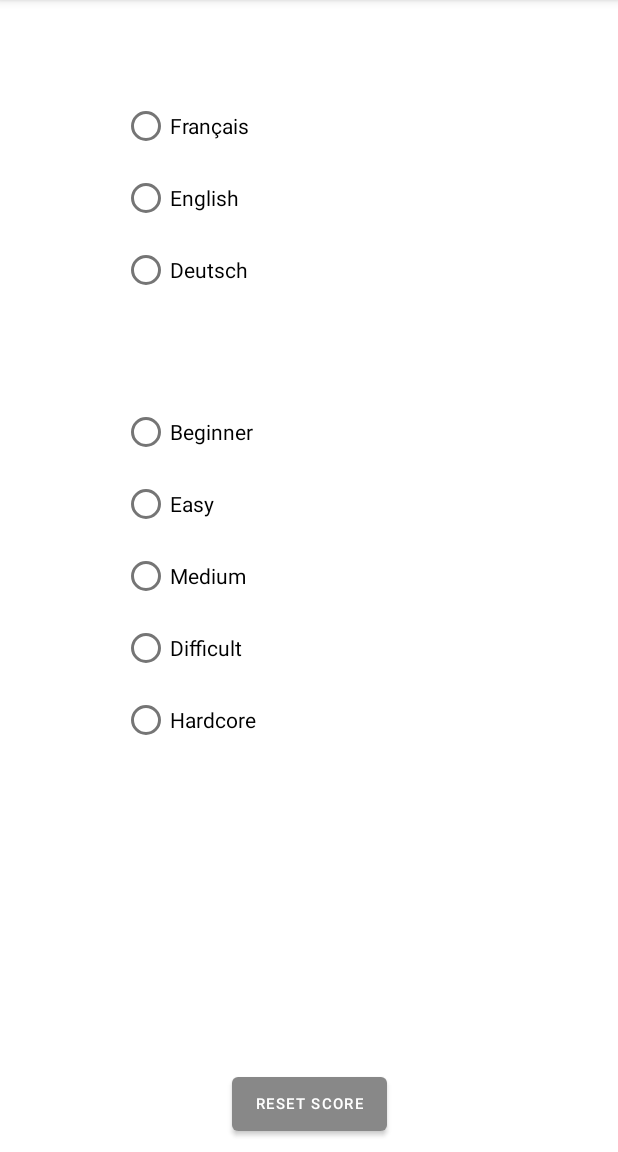
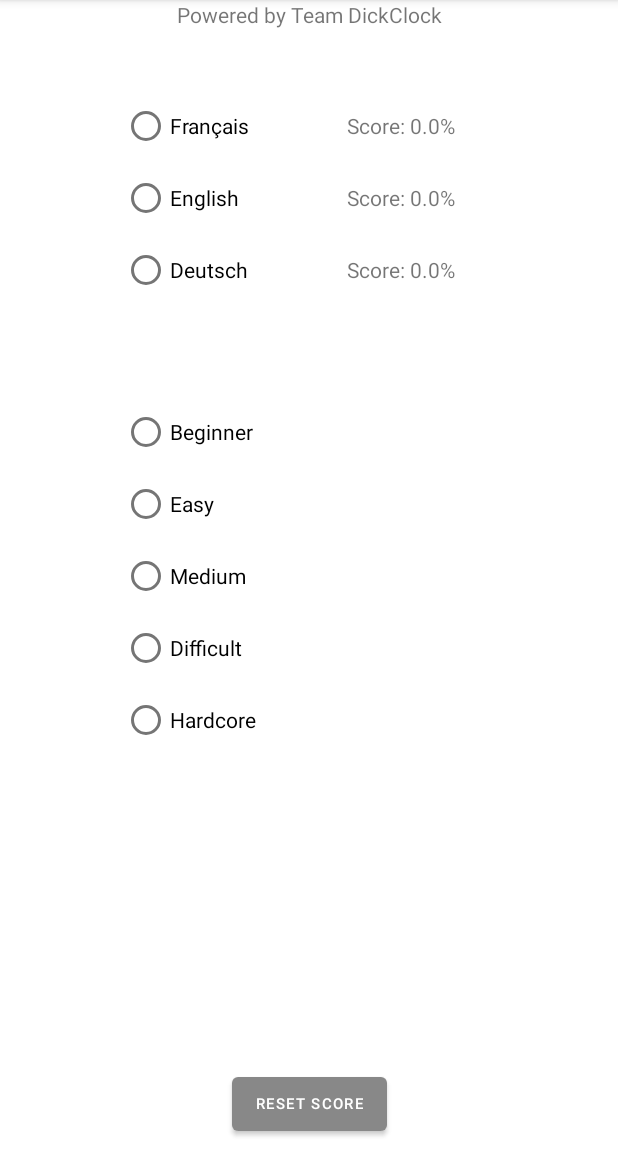
Before and after one commit to Klagarge/HangmanAndroid, an Android app: the screen it shows after launch (MainActivity), on a phone screen of 412 x 824 dp, the part 84-1236 px from its top. Run offline under Robolectric (Android 15) with nearby library versions, the phone set to English and light mode, and no system bars.

Commit message:
V2.1.1 Ajout des scores au menu

```diff
--- a/app/build.gradle
+++ b/app/build.gradle
@@ -3,31 +3,50 @@ plugins {
 }
 
 android {
+    signingConfigs {
+        debug {
+            storeFile file('C:\\Users\\remi\\OneDrive\\Documents\\Professionnel\\HERDAC\\2_Ressources\\2.1_Logiciel\\2.1_Android_studio\\keystore\\hangman.jks')
+            storePassword 'hqum#Gplay'
+            keyPassword 'hqum#Gplay'
+            keyAlias 'Hangman'
+        }
+        release {
+            storeFile file(project.property("MyApp.signing"))
+            storePassword project.property("MyApp.signing.password")
+            keyAlias project.property("MyApp.signing.alias")
+            keyPassword project.property("MyApp.signing.password")
+        }
+    }
     compileSdk 31
 
     defaultConfig {
-        applicationId "com.klagarge.hangman"
+        applicationId 'com.klagarge.hangman'
         minSdk 22
         targetSdk 31
-        versionCode 1
-        versionName "2.0"
+        versionCode 2_1_1
+        versionName "2.1.1"
 
         testInstrumentationRunner "androidx.test.runner.AndroidJUnitRunner"
         targetSdkVersion 30
         minSdkVersion 28
+        signingConfig signingConfigs.release
     }
 
     buildTypes {
         release {
             minifyEnabled false
             proguardFiles getDefaultProguardFile('proguard-android-optimize.txt'), 'proguard-rules.pro'
+            signingConfig signingConfigs.release
+        }
+        debug {
+            signingConfig signingConfigs.debug
         }
     }
     compileOptions {
         sourceCompatibility JavaVersion.VERSION_1_8
         targetCompatibility JavaVersion.VERSION_1_8
     }
-    compileSdkVersion 29
+    compileSdkVersion 30
 }
 
 dependencies {
--- /dev/null
+++ b/app/gradle.properties
@@ -0,0 +1,3 @@
+MyApp.signing=C\:/Users/remi/OneDrive/Documents/Professionnel/HERDAC/2_Ressources/2.1_Logiciel/2.1_Android_studio/keystore/hangman.jks
+MyApp.signing.password=hqum#Gplay
+MyApp.signing.alias=Hangman
--- a/app/src/main/java/com/klagarge/hangman/MainActivity.java
+++ b/app/src/main/java/com/klagarge/hangman/MainActivity.java
@@ -21,6 +21,9 @@ public class MainActivity extends AppCompatActivity {
     public TextView userWord;
     public TextView correctWord;
     public TextView TextScore;
+    public TextView frenchScore;
+    public TextView englishScore;
+    public TextView deutschScore;
     public Button BtnNewGame;
     public Button BtnLaunch;
     private RadioGroup languageGroup;
@@ -60,6 +63,7 @@ public class MainActivity extends AppCompatActivity {
         settings = getSharedPreferences("score", 0);
         editor = settings.edit();
         scores = new Scores(languageGroup.getChildCount());
+        score();
     }
 
     public void update(View v) {
@@ -146,6 +150,7 @@ public class MainActivity extends AppCompatActivity {
 
     public void newGame(View v) {
         setContentView(R.layout.menu);
+        score();
         findViewById(R.id.resetScore).setBackgroundColor(Color.GRAY);
         //findViewById(R.id.launch).setVisibility(View.GONE);
         level = false;
@@ -195,4 +200,14 @@ public class MainActivity extends AppCompatActivity {
             findViewById(R.id.lauch).setVisibility(View.VISIBLE);
         }
     }
+
+    private void score() {
+        frenchScore = findViewById(R.id.frenchScore);
+        englishScore = findViewById(R.id.englishScore);
+        deutschScore = findViewById(R.id.deutschScore);
+
+        frenchScore.setText(scores.toString("francais"));
+        englishScore.setText(scores.toString("english"));
+        deutschScore.setText(scores.toString("deutsch"));
+    }
 }
--- a/app/src/main/res/layout/menu.xml
+++ b/app/src/main/res/layout/menu.xml
@@ -5,40 +5,77 @@
     android:id="@+id/relativeLayout"
     android:layout_width="match_parent"
     android:layout_height="match_parent"
-    android:screenOrientation = "portrait">
+    android:screenOrientation="portrait">
+
+    <LinearLayout
+        android:layout_width="0dp"
+        android:layout_height="wrap_content"
+        android:orientation="horizontal"
+        app:layout_constraintBottom_toTopOf="@+id/Level"
+        app:layout_constraintEnd_toEndOf="@+id/Level"
+        app:layout_constraintStart_toStartOf="@+id/Level"
+        app:layout_constraintTop_toTopOf="parent">
 
         <RadioGroup
             android:id="@+id/Language"
-        android:layout_width="250dp"
-        android:layout_height="wrap_content"
-        app:layout_constraintBottom_toTopOf="@+id/Level"
-        app:layout_constraintEnd_toEndOf="parent"
-        app:layout_constraintStart_toStartOf="parent"
-        app:layout_constraintTop_toTopOf="parent">
+            android:layout_width="wrap_content"
+            android:layout_height="wrap_content">
 
             <RadioButton
-            android:id="@+id/fr0"
-            android:layout_width="match_parent"
+                android:id="@+id/french"
+                android:layout_width="150dp"
                 android:layout_height="match_parent"
                 android:checked="false"
                 android:onClick="readyToLaunch"
                 android:text="Français" />
 
             <RadioButton
-            android:id="@+id/en1"
-            android:layout_width="match_parent"
+                android:id="@+id/english"
+                android:layout_width="150dp"
                 android:layout_height="match_parent"
                 android:onClick="readyToLaunch"
                 android:text="English" />
 
             <RadioButton
-            android:id="@+id/de2"
-            android:layout_width="match_parent"
+                android:id="@+id/deutsch"
+                android:layout_width="150dp"
                 android:layout_height="match_parent"
                 android:onClick="readyToLaunch"
                 android:text="Deutsch" />
 
         </RadioGroup>
+
+        <LinearLayout
+            android:layout_width="match_parent"
+            android:layout_height="match_parent"
+            android:orientation="vertical">
+
+            <TextView
+                android:id="@+id/frenchScore"
+                android:layout_width="match_parent"
+                android:layout_height="wrap_content"
+                android:layout_weight="1"
+                android:gravity="left|center_vertical"
+                android:text="score" />
+
+            <TextView
+                android:id="@+id/englishScore"
+                android:layout_width="match_parent"
+                android:layout_height="wrap_content"
+                android:layout_weight="1"
+                android:gravity="left|center_vertical"
+                android:text="Score" />
+
+            <TextView
+                android:id="@+id/deutschScore"
+                android:layout_width="match_parent"
+                android:layout_height="wrap_content"
+                android:layout_weight="1"
+                android:gravity="left|center_vertical"
+                android:text="Score" />
+        </LinearLayout>
+
+    </LinearLayout>
 
     <RadioGroup
         android:id="@+id/Level"
@@ -108,4 +145,13 @@
         app:layout_constraintEnd_toEndOf="parent"
         app:layout_constraintStart_toStartOf="parent" />
 
+    <TextView
+        android:id="@+id/powered"
+        android:layout_width="wrap_content"
+        android:layout_height="wrap_content"
+        android:text="Powered by Team DickClock"
+        app:layout_constraintEnd_toEndOf="parent"
+        app:layout_constraintStart_toStartOf="parent"
+        app:layout_constraintTop_toTopOf="parent" />
+
 </androidx.constraintlayout.widget.ConstraintLayout>
```
Also changed, not shown: 4 other files. Lines whose indentation alone changed are shown as unchanged.
